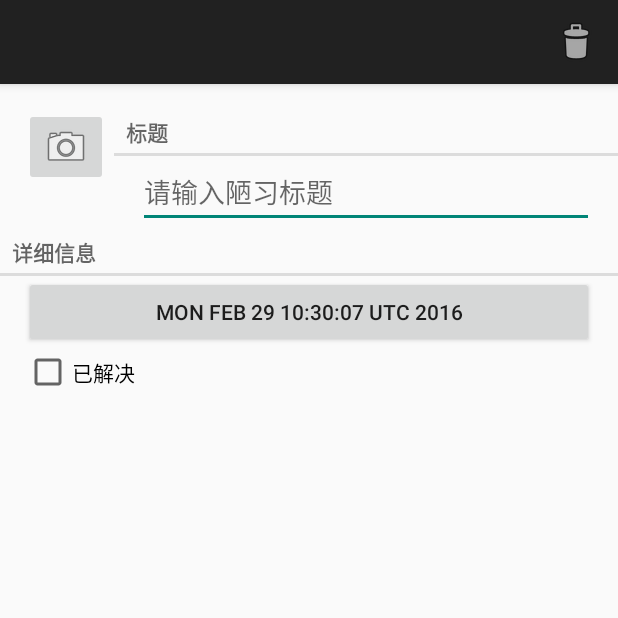
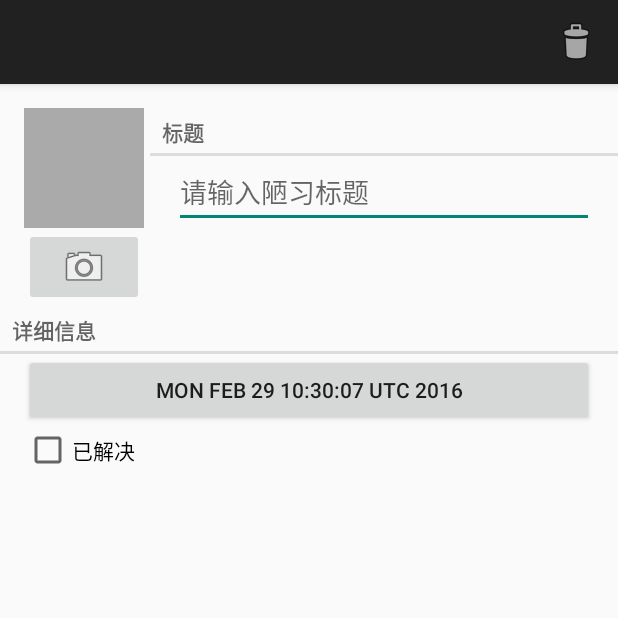
Before and after one commit to WangAdonis/CriminalIntent, an Android app: the screen it shows after launch (CrimePagerActivity), after a tap on "新建", on a phone screen of 412 x 824 dp, the top half of it. Run offline under Robolectric (Android 15) with nearby library versions, the phone set to English and light mode, and no system bars; network calls fail.

Commit message:
添加拍摄功能

```diff
--- a/app/src/main/java/cn/adonis/criminalintent/Crime.java
+++ b/app/src/main/java/cn/adonis/criminalintent/Crime.java
@@ -14,10 +14,12 @@ public class Crime {
     private String mTitle;
     private Date mDate;
     private boolean mSolved;
+    private Photo mPhoto;
     private static final String JSON_ID="id";
     private static final String JSON_TITLE="title";
     private static final String JSON_SOLVED="solved";
     private static final String JSON_DATE="date";
+    private static final String JSON_PHOTO="photo";
 
     public Crime(){
         mId=UUID.randomUUID();
@@ -31,6 +33,9 @@ public class Crime {
         }
         mSolved=json.getBoolean(JSON_SOLVED);
         mDate=new Date(json.getLong(JSON_DATE));
+        if(json.has(JSON_PHOTO)){
+            mPhoto=new Photo(json.getJSONObject(JSON_PHOTO));
+        }
     }
 
     @Override
@@ -72,6 +77,17 @@ public class Crime {
         json.put(JSON_TITLE,mTitle);
         json.put(JSON_SOLVED,mSolved);
         json.put(JSON_DATE,mDate.getTime());
+        if(mPhoto!=null){
+            json.put(JSON_PHOTO,mPhoto.toJSON());
+        }
         return json;
     }
+
+    public Photo getPhoto(){
+        return mPhoto;
+    }
+
+    public void setPhoto(Photo p){
+        mPhoto=p;
+    }
 }
--- a/app/src/main/java/cn/adonis/criminalintent/fragment/CrimeFragment.java
+++ b/app/src/main/java/cn/adonis/criminalintent/fragment/CrimeFragment.java
@@ -3,6 +3,9 @@ package cn.adonis.criminalintent.fragment;
 import android.annotation.TargetApi;
 import android.app.Activity;
 import android.content.Intent;
+import android.content.pm.PackageManager;
+import android.graphics.drawable.BitmapDrawable;
+import android.hardware.Camera;
 import android.os.Build;
 import android.support.v4.app.Fragment;
 import android.os.Bundle;
@@ -21,11 +24,17 @@ import android.widget.Button;
 import android.widget.CheckBox;
 import android.widget.CompoundButton;
 import android.widget.EditText;
+import android.widget.ImageButton;
+import android.widget.ImageView;
+
 import java.util.Date;
 import java.util.UUID;
 import cn.adonis.criminalintent.Crime;
 import cn.adonis.criminalintent.CrimeLab;
+import cn.adonis.criminalintent.Photo;
+import cn.adonis.criminalintent.PictureUtils;
 import cn.adonis.criminalintent.R;
+import cn.adonis.criminalintent.activity.CrimeCameraActivity;
 
 
 public class CrimeFragment extends Fragment {
@@ -34,9 +43,13 @@ public class CrimeFragment extends Fragment {
     private EditText mTitleField;
     private Button mDateButton;
     private CheckBox mSolvedCheckBox;
+    private ImageButton mPhotoButton;
+    private ImageView mPhotoView;
     public static final String EXTRA_CRIME_ID="cn.adonis.criminalintent.crime_id";
     private static final String DIALOG_DATE="date";
     private static final int REQUEST_DATE=0;
+    private static final int REQUEST_PHOTO=1;
+    private static final String DIALOG_IMAGE="image";
 
     public CrimeFragment() {
         // Required empty public constructor
@@ -56,6 +69,19 @@ public class CrimeFragment extends Fragment {
         // Inflate the layout for this fragment
         View view=inflater.inflate(R.layout.fragment_crime, container, false);
         getActivity().setTitle(mCrime.getTitle());
+        mPhotoView=(ImageView)view.findViewById(R.id.crime_imageView);
+        mPhotoView.setOnClickListener(new View.OnClickListener() {
+            @Override
+            public void onClick(View v) {
+                Photo p=mCrime.getPhoto();
+                if(p==null)
+                    return;
+                FragmentManager fm=getActivity().getSupportFragmentManager();
+                String path=getActivity().getFileStreamPath(p.getFilename()).getAbsolutePath();
+                ImageFragment.newInstance(path).show(fm,DIALOG_IMAGE);
+            }
+        });
+
         mTitleField=(EditText)view.findViewById(R.id.crime_title);
         mDateButton=(Button)view.findViewById(R.id.crime_date);
         mSolvedCheckBox=(CheckBox)view.findViewById(R.id.crime_solved);
@@ -102,6 +128,23 @@ public class CrimeFragment extends Fragment {
                 ((AppCompatActivity)getActivity()).getSupportActionBar().setDisplayHomeAsUpEnabled(true);
             }
         }
+
+        mPhotoButton=(ImageButton)view.findViewById(R.id.crime_imageButton);
+        mPhotoButton.setOnClickListener(new View.OnClickListener() {
+            @Override
+            public void onClick(View v) {
+                Intent i=new Intent(getActivity(), CrimeCameraActivity.class);
+                startActivityForResult(i,REQUEST_PHOTO);
+            }
+        });
+
+        PackageManager pm=getActivity().getPackageManager();
+        boolean hasCamera=pm.hasSystemFeature(PackageManager.FEATURE_CAMERA)
+                ||pm.hasSystemFeature(PackageManager.FEATURE_CAMERA_FRONT)
+                ||Build.VERSION.SDK_INT<Build.VERSION_CODES.GINGERBREAD
+                ||Camera.getNumberOfCameras()>0;
+        if(!hasCamera)
+            mPhotoButton.setEnabled(false);
         return view;
     }
 
@@ -114,7 +157,7 @@ public class CrimeFragment extends Fragment {
     }
 
     public void returnResult(){
-        getActivity().setResult(Activity.RESULT_OK,null);
+        getActivity().setResult(Activity.RESULT_OK, null);
     }
 
     @Override
@@ -125,6 +168,14 @@ public class CrimeFragment extends Fragment {
             Date date=(Date)data.getSerializableExtra(DatePickerFragment.EXTRA_DATE);
             mCrime.setDate(date);
             mDateButton.setText(mCrime.getDate().toString());
+        }
+        if(requestCode==REQUEST_PHOTO){
+            String filename=data.getStringExtra(CrimeCameraFragment.EXTRA_PHOTO_FILENAME);
+            if(filename!=null){
+                Photo p=new Photo(filename);
+                mCrime.setPhoto(p);
+                showPhoto();
+            }
         }
     }
 
@@ -154,7 +205,28 @@ public class CrimeFragment extends Fragment {
     @Override
     public void onCreateOptionsMenu(Menu menu, MenuInflater inflater) {
         super.onCreateOptionsMenu(menu, inflater);
-        inflater.inflate(R.menu.fragment_crime,menu);
+        inflater.inflate(R.menu.fragment_crime, menu);
     }
 
+    private void showPhoto(){
+        Photo p=mCrime.getPhoto();
+        BitmapDrawable b=null;
+        if(p!=null){
+            String path=getActivity().getFileStreamPath(p.getFilename()).getAbsolutePath();
+            b= PictureUtils.getScaledDrawable(getActivity(),path);
+        }
+        mPhotoView.setImageDrawable(b);
+    }
+
+    @Override
+    public void onStart() {
+        super.onStart();
+        showPhoto();
+    }
+
+    @Override
+    public void onStop() {
+        super.onStop();
+        PictureUtils.cleanImageView(mPhotoView);
+    }
 }
--- a/app/src/main/res/layout-land/fragment_crime.xml
+++ b/app/src/main/res/layout-land/fragment_crime.xml
@@ -6,6 +6,35 @@
     android:orientation="vertical">
 
     <!-- TODO: Update blank fragment layout -->
+    <LinearLayout
+        android:layout_width="fill_parent"
+        android:layout_height="wrap_content"
+        android:orientation="horizontal"
+        android:layout_marginLeft="16dp"
+        android:layout_marginTop="16dp">
+        <LinearLayout
+            android:layout_width="wrap_content"
+            android:layout_height="wrap_content"
+            android:orientation="vertical"
+            android:layout_marginRight="4dp">
+            <ImageView
+                android:layout_width="80dp"
+                android:layout_height="80dp"
+                android:scaleType="centerInside"
+                android:background="@android:color/darker_gray"
+                android:cropToPadding="true"
+                android:id="@+id/crime_imageView"/>
+            <ImageButton
+                android:layout_width="match_parent"
+                android:layout_height="wrap_content"
+                android:id="@+id/crime_imageButton"
+                android:src="@android:drawable/ic_menu_camera"/>
+        </LinearLayout>
+        <LinearLayout
+            android:layout_width="wrap_content"
+            android:layout_height="wrap_content"
+            android:orientation="vertical"
+            android:layout_weight="1">
             <TextView
                 android:layout_width="match_parent"
                 android:layout_height="wrap_content"
@@ -20,6 +49,9 @@
                 android:layout_marginRight="16dp"
                 android:id="@+id/crime_title"
                 />
+        </LinearLayout>
+    </LinearLayout>
+
     <TextView
         android:layout_width="match_parent"
         android:layout_height="wrap_content"
--- a/app/src/main/res/layout/fragment_crime.xml
+++ b/app/src/main/res/layout/fragment_crime.xml
@@ -17,6 +17,13 @@
             android:layout_height="wrap_content"
             android:orientation="vertical"
             android:layout_marginRight="4dp">
+            <ImageView
+                android:layout_width="80dp"
+                android:layout_height="80dp"
+                android:scaleType="centerInside"
+                android:background="@android:color/darker_gray"
+                android:cropToPadding="true"
+                android:id="@+id/crime_imageView"/>
             <ImageButton
                 android:layout_width="match_parent"
                 android:layout_height="wrap_content"
--- a/app/src/main/res/values-v21/styles.xml
+++ /dev/null
@@ -1,2 +0,0 @@
-<resources>>
-</resources>
--- a/app/src/main/res/values/styles.xml
+++ b/app/src/main/res/values/styles.xml
@@ -1,7 +1,7 @@
 <resources>
 
     <!-- Base application theme. -->
-    <style name="AppTheme" parent="Theme.AppCompat.Light.DarkActionBar">
+    <style name="AppTheme" parent="Base.Theme.AppCompat.Light.DarkActionBar">
         <!-- Customize your theme here. -->
         <item name="colorPrimary">@color/colorPrimary</item>
         <item name="colorPrimaryDark">@color/colorPrimaryDark</item>
```
Also changed, not shown: app/src/main/java/cn/adonis/criminalintent/Photo.java (added, +30 -0 lines), app/src/main/java/cn/adonis/criminalintent/PictureUtils.java (added, +51 -0 lines), app/src/main/java/cn/adonis/criminalintent/activity/CrimeCameraActivity.java (+10 -0 lines), app/src/main/java/cn/adonis/criminalintent/fragment/CrimeCameraFragment.java (+54 -1 lines), app/src/main/java/cn/adonis/criminalintent/fragment/ImageFragment.java (added, +54 -0 lines), app/src/main/res/layout/fragment_crime_camera.xml (+11 -0 lines). Lines whose indentation alone changed are shown as unchanged.
